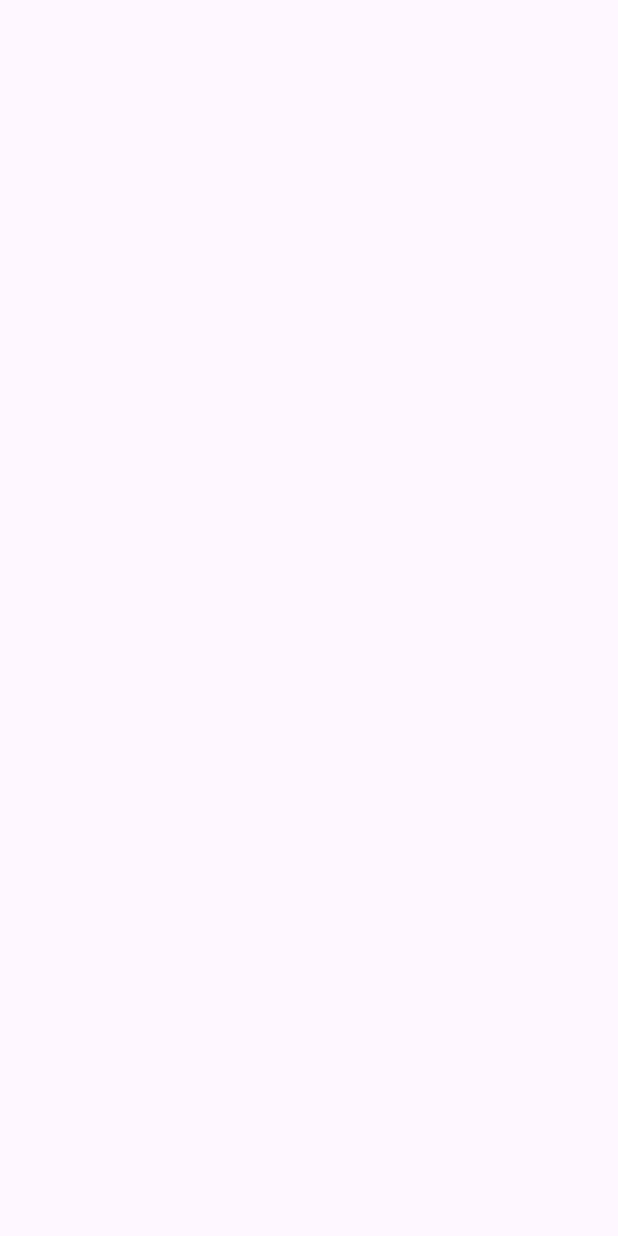
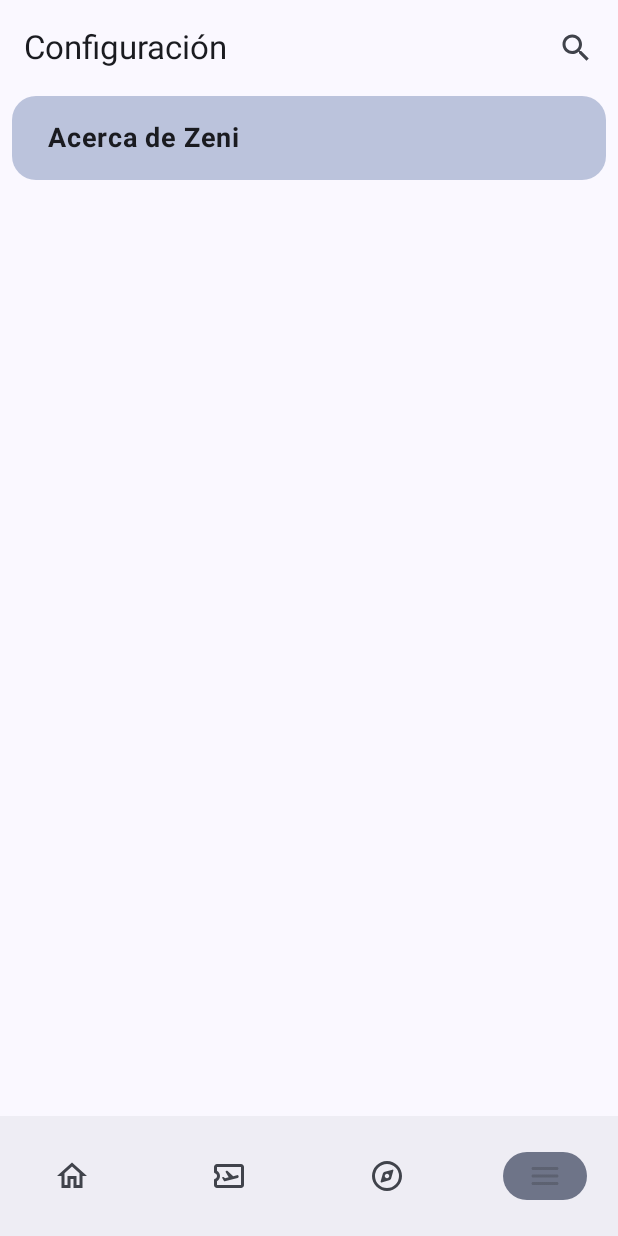
Before and after one commit to xBlanco/Zeni, an Android app built with Jetpack Compose: the SettingsScreen screen opened through its navigation route, on a phone screen of 412 x 824 dp. Before the commit the screen is empty. Run offline under Robolectric (Android 15) with nearby library versions, the phone set to English and light mode, and no system bars.

Commit message:
Added SettingsScreen

```diff
--- a/app/src/main/java/com/zeni/core/presentation/navigation/NavGraph.kt
+++ b/app/src/main/java/com/zeni/core/presentation/navigation/NavGraph.kt
@@ -34,7 +34,10 @@ fun NavGraph(
         composable<ScreenHome> {
             val homeViewModel = HomeViewModel()
 
-            HomeScreen(viewModel = homeViewModel, navController = navController)
+            HomeScreen(
+                viewModel = homeViewModel,
+                navController = navController
+            )
         }
         composable<ScreenTrip> {
             val tripViewModel = TripViewModel()
@@ -49,12 +52,18 @@ fun NavGraph(
         composable<ScreenSettings> {
             val settingsViewModel = SettingsViewModel()
 
-            SettingsScreen(viewModel = settingsViewModel)
+            SettingsScreen(
+                viewModel = settingsViewModel,
+                navController = navController
+            )
         }
         composable<ScreenProfile> {
             val profileViewModel = ProfileViewModel()
 
-            ProfileScreen(viewModel = profileViewModel, navController = navController)
+            ProfileScreen(
+                viewModel = profileViewModel,
+                navController = navController
+            )
 
         }
         composable<ScreenAbout> {
--- a/app/src/main/java/com/zeni/home/presentation/HomeScreen.kt
+++ b/app/src/main/java/com/zeni/home/presentation/HomeScreen.kt
@@ -74,7 +74,7 @@ private fun TopBar() {
         actions = {
             // Search icon
             IconButton(
-                onClick = { }
+                onClick = { /*TODO()*/ }
             ) {
                 Icon(
                     imageVector = Icons.Default.Search,
@@ -86,7 +86,7 @@ private fun TopBar() {
 }
 
 @Composable
-private fun BottomBar(navController: NavHostController) {
+fun BottomBar(navController: NavHostController) {
     val currentRoute = navController.currentRoute()
     //Boton home, Trip, itinerary, settings
     NavigationBar {
--- a/app/src/main/java/com/zeni/settings/presentation/AboutScreen.kt
+++ b/app/src/main/java/com/zeni/settings/presentation/AboutScreen.kt
@@ -1,24 +1,15 @@
 package com.zeni.settings.presentation
 
-import android.content.Intent
-import android.net.Uri
-import androidx.compose.animation.AnimatedContent
 import androidx.compose.foundation.Image
 import androidx.compose.foundation.layout.Arrangement
-import androidx.compose.foundation.layout.Box
 import androidx.compose.foundation.layout.BoxWithConstraints
 import androidx.compose.foundation.layout.Column
-import androidx.compose.foundation.layout.Spacer
 import androidx.compose.foundation.layout.aspectRatio
 import androidx.compose.foundation.layout.fillMaxHeight
 import androidx.compose.foundation.layout.fillMaxSize
 import androidx.compose.foundation.layout.fillMaxWidth
 import androidx.compose.foundation.layout.padding
-import androidx.compose.foundation.layout.requiredSize
-import androidx.compose.foundation.layout.size
 import androidx.compose.foundation.layout.width
-import androidx.compose.foundation.lazy.LazyColumn
-import androidx.compose.foundation.lazy.items
 import androidx.compose.material.icons.Icons
 import androidx.compose.material.icons.automirrored.rounded.ArrowBack
 import androidx.compose.material3.*
@@ -26,9 +17,6 @@ import androidx.compose.runtime.*
 import androidx.compose.ui.Alignment
 import androidx.compose.ui.Modifier
 import androidx.compose.ui.draw.alpha
-import androidx.compose.ui.graphics.Color
-import androidx.compose.ui.layout.SubcomposeLayout
-import androidx.compose.ui.layout.onSizeChanged
 import androidx.compose.ui.platform.LocalContext
 import androidx.compose.ui.res.painterResource
 import androidx.compose.ui.res.stringResource
@@ -112,7 +100,7 @@ fun AboutScreen(navController: NavHostController) {
                     )
 
                     Text(
-                        text = stringResource(R.string.app_version) + packageInfo.versionName,
+                        text = stringResource(R.string.app_version_prefix) + packageInfo.versionName,
                         modifier = Modifier
                             .alpha(alpha = 0.6f),
                         color = MaterialTheme.colorScheme.onBackground,
--- a/app/src/main/java/com/zeni/settings/presentation/SettingsScreen.kt
+++ b/app/src/main/java/com/zeni/settings/presentation/SettingsScreen.kt
@@ -1,9 +1,93 @@
 package com.zeni.settings.presentation
 
+import androidx.compose.foundation.layout.Column
+import androidx.compose.foundation.layout.fillMaxSize
+import androidx.compose.foundation.layout.fillMaxWidth
+import androidx.compose.foundation.layout.padding
+import androidx.compose.material.icons.Icons
+import androidx.compose.material.icons.automirrored.rounded.ArrowBack
+import androidx.compose.material.icons.filled.Search
+import androidx.compose.material3.ExperimentalMaterial3Api
+import androidx.compose.material3.Icon
+import androidx.compose.material3.IconButton
+import androidx.compose.material3.MaterialTheme
+import androidx.compose.material3.Scaffold
+import androidx.compose.material3.Text
+import androidx.compose.material3.TopAppBar
 import androidx.compose.runtime.Composable
 import androidx.compose.ui.Modifier
+import androidx.compose.ui.res.stringResource
+import androidx.compose.ui.unit.dp
+import androidx.navigation.NavHostController
+import com.zeni.R
+import com.zeni.core.domain.utils.extensions.navigateBack
+import com.zeni.core.presentation.navigation.ScreenAbout
+import com.zeni.home.presentation.BottomBar
+import com.zeni.settings.presentation.components.SettingOption
 import com.zeni.settings.presentation.components.SettingsViewModel
 
 @Composable
-fun SettingsScreen(viewModel: SettingsViewModel) {
+fun SettingsScreen(
+    viewModel: SettingsViewModel,
+    navController: NavHostController
+) {
+    Scaffold(
+        modifier = Modifier
+            .fillMaxSize(),
+        topBar = {
+            TopBar()
+        },
+        bottomBar = {
+            BottomBar(navController)
+        },
+        containerColor = MaterialTheme.colorScheme.background
+    ) { contentPadding ->
+
+        Column(
+            modifier = Modifier
+                .fillMaxSize()
+                .padding(contentPadding)
+                .padding(horizontal = 8.dp)
+        ) {
+            Option(
+                title = stringResource(R.string.about_zeni),
+                onClick = { navController.navigate(ScreenAbout) },
+                modifier = Modifier
+            )
+        }
+    }
 }
+
+@OptIn(ExperimentalMaterial3Api::class)
+@Composable
+private fun TopBar() {
+    TopAppBar(
+        title = {
+            Text(text = stringResource(R.string.settings_title))
+        },
+        actions = {
+            IconButton(
+                onClick = { /*TODO()*/ }
+            ) {
+                Icon(
+                    imageVector = Icons.Default.Search,
+                    contentDescription = null
+                )
+            }
+        }
+    )
+}
+
+@Composable
+private fun Option(
+    title: String,
+    onClick: () -> Unit,
+    modifier: Modifier = Modifier
+) {
+    SettingOption(
+        title = title,
+        onClick = onClick,
+        modifier = modifier
+            .fillMaxWidth()
+    )
+}
--- /dev/null
+++ b/app/src/main/java/com/zeni/settings/presentation/components/SettingOption.kt
@@ -0,0 +1,53 @@
+package com.zeni.settings.presentation.components
+
+import androidx.compose.foundation.background
+import androidx.compose.foundation.clickable
+import androidx.compose.foundation.layout.Arrangement
+import androidx.compose.foundation.layout.Row
+import androidx.compose.foundation.layout.fillMaxSize
+import androidx.compose.foundation.layout.padding
+import androidx.compose.material3.MaterialTheme
+import androidx.compose.material3.Text
+import androidx.compose.runtime.Composable
+import androidx.compose.ui.Alignment
+import androidx.compose.ui.Modifier
+import androidx.compose.ui.draw.clip
+import androidx.compose.ui.draw.clipToBounds
+import androidx.compose.ui.text.font.FontWeight
+import androidx.compose.ui.unit.dp
+import androidx.compose.ui.unit.sp
+
+/**
+ * An option of the settings screen.
+ *
+ * @param title The title of the option.
+ * @param onClick The action to perform when the option is clicked, normally navigate.
+ * @param modifier The modifier to apply to the option.
+ */
+@Composable
+fun SettingOption(
+    title: String,
+    onClick: () -> Unit,
+    modifier: Modifier = Modifier
+) {
+    Row(
+        modifier = modifier
+            .clip(shape = MaterialTheme.shapes.large)
+            .clipToBounds()
+            .background(color = MaterialTheme.colorScheme.primaryContainer.copy(alpha = 0.4f))
+            .clickable(onClick = onClick),
+        horizontalArrangement = Arrangement.Start,
+        verticalAlignment = Alignment.CenterVertically
+    ) {
+        Text(
+            text = title,
+            modifier = Modifier
+                .padding(
+                    horizontal = 24.dp,
+                    vertical = 16.dp
+                ),
+            fontSize = 18.sp,
+            fontWeight = FontWeight.Bold
+        )
+    }
+}
--- a/app/src/main/res/values/strings.xml
+++ b/app/src/main/res/values/strings.xml
@@ -1,4 +1,8 @@
 <resources>
     <string name="app_name">Zeni</string>
-    <string name="app_version">"Versión "</string>
+    <string name="app_version_prefix">"Versión "</string>
+
+    <!-- Strings for the settings -->
+    <string name="settings_title">Configuración</string>
+    <string name="about_zeni">Acerca de Zeni</string>
 </resources>
```
